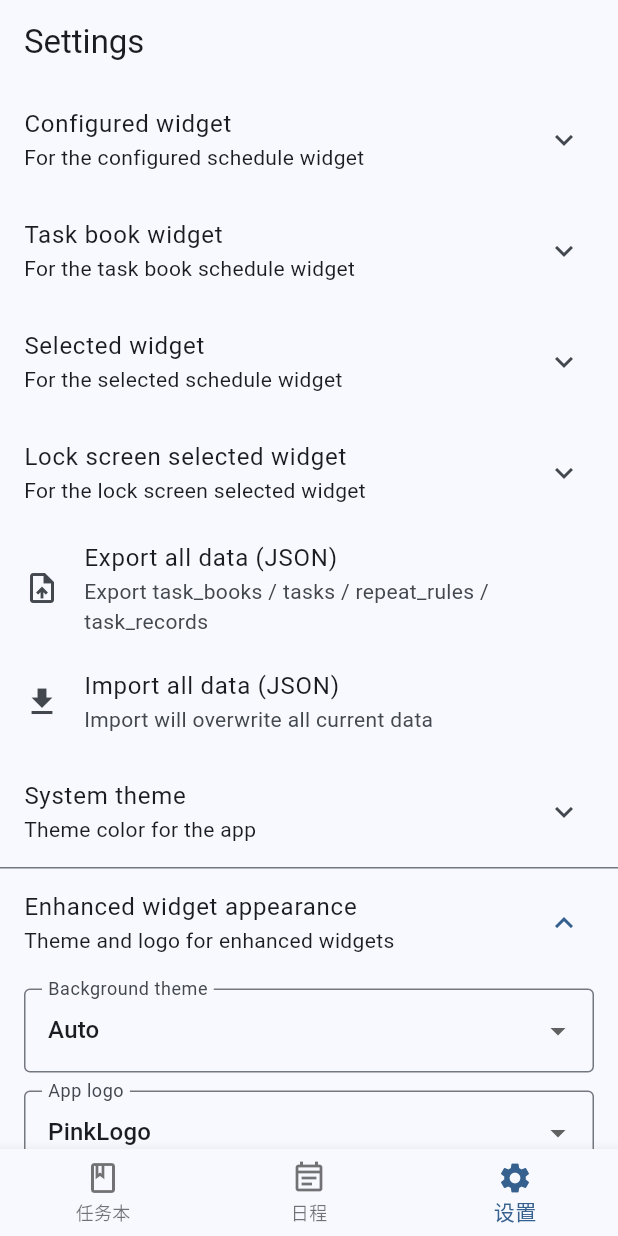
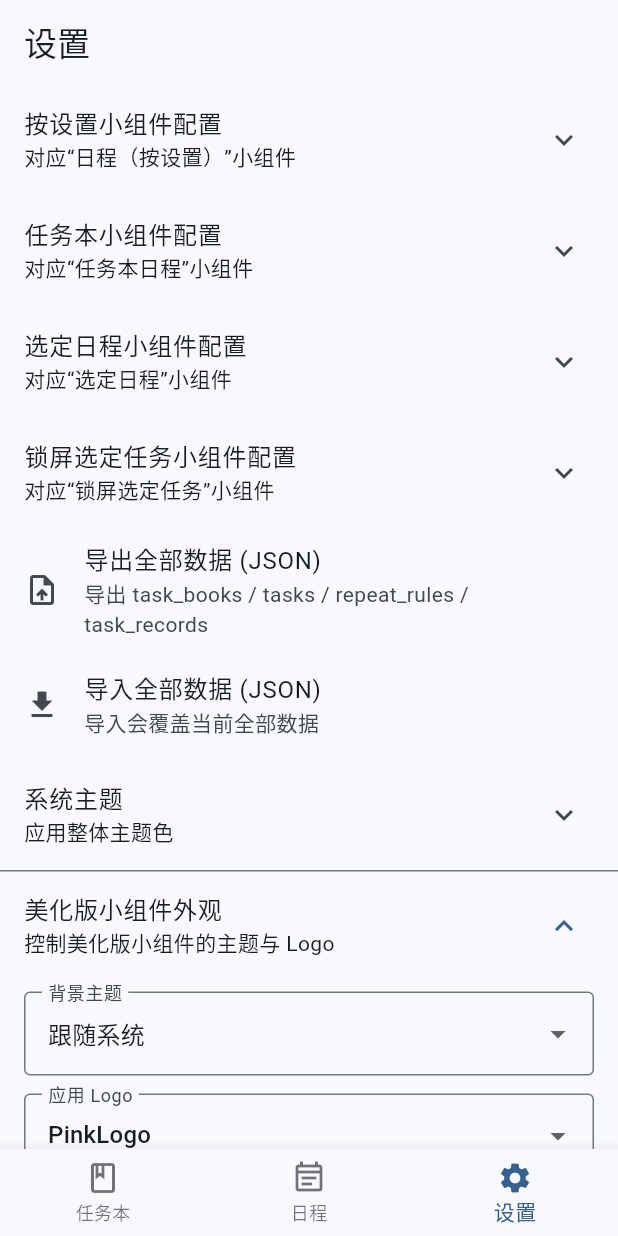
Before and after one commit to Allinist/Jios, a Flutter app: the screen it shows after launch, swiped to page 3, on a phone screen of 412 x 824 dp. Run offline on Flutter 3.47's test engine with Material 3 defaults, Android fonts, the phone set to English and light mode, and no system bars; our stand-ins replace shared_preferences, sqflite; accounts and stored records are empty.

```diff
--- a/lib/pages/settings/settingsPage.dart
+++ b/lib/pages/settings/settingsPage.dart
@@ -92,7 +92,7 @@ class _SettingsPageState extends State<SettingsPage> {
 
     if (!mounted) return;
     ScaffoldMessenger.of(context).showSnackBar(
-      const SnackBar(content: Text('Configured widget saved.')),
+      const SnackBar(content: Text('按设置小组件配置已保存')),
     );
   }
 
@@ -108,7 +108,7 @@ class _SettingsPageState extends State<SettingsPage> {
 
     if (!mounted) return;
     ScaffoldMessenger.of(context).showSnackBar(
-      const SnackBar(content: Text('Task book widget saved.')),
+      const SnackBar(content: Text('任务本小组件配置已保存')),
     );
   }
 
@@ -124,7 +124,7 @@ class _SettingsPageState extends State<SettingsPage> {
 
     if (!mounted) return;
     ScaffoldMessenger.of(context).showSnackBar(
-      const SnackBar(content: Text('Selected widget saved.')),
+      const SnackBar(content: Text('选定日程小组件配置已保存')),
     );
   }
 
@@ -140,7 +140,7 @@ class _SettingsPageState extends State<SettingsPage> {
 
     if (!mounted) return;
     ScaffoldMessenger.of(context).showSnackBar(
-      const SnackBar(content: Text('Lock screen widget saved.')),
+      const SnackBar(content: Text('锁屏选定任务小组件配置已保存')),
     );
   }
 
@@ -152,7 +152,7 @@ class _SettingsPageState extends State<SettingsPage> {
 
     if (!mounted) return;
     ScaffoldMessenger.of(context).showSnackBar(
-      const SnackBar(content: Text('Enhanced widget appearance saved.')),
+      const SnackBar(content: Text('美化版小组件外观已保存')),
     );
   }
 
@@ -161,14 +161,14 @@ class _SettingsPageState extends State<SettingsPage> {
 
     if (!mounted) return;
     ScaffoldMessenger.of(context).showSnackBar(
-      const SnackBar(content: Text('System theme saved.')),
+      const SnackBar(content: Text('系统主题已保存')),
     );
   }
 
   @override
   Widget build(BuildContext context) {
     return Scaffold(
-      appBar: AppBar(title: const Text('Settings')),
+      appBar: AppBar(title: const Text('设置')),
       body: ListView(
         children: [
           _buildConfiguredWidgetTile(),
@@ -177,16 +177,16 @@ class _SettingsPageState extends State<SettingsPage> {
           _buildLockSelectedWidgetTile(),
           ListTile(
             leading: const Icon(Icons.upload_file),
-            title: const Text('Export all data (JSON)'),
+            title: const Text('导出全部数据 (JSON)'),
             subtitle: const Text(
-              'Export task_books / tasks / repeat_rules / task_records',
+              '导出 task_books / tasks / repeat_rules / task_records',
             ),
             onTap: _busy ? null : _exportJson,
           ),
           ListTile(
             leading: const Icon(Icons.download),
-            title: const Text('Import all data (JSON)'),
-            subtitle: const Text('Import will overwrite all current data'),
+            title: const Text('导入全部数据 (JSON)'),
+            subtitle: const Text('导入会覆盖当前全部数据'),
             onTap: _busy ? null : _importJson,
           ),
           _buildSystemThemeTile(),
@@ -204,20 +204,20 @@ class _SettingsPageState extends State<SettingsPage> {
   Widget _buildConfiguredWidgetTile() {
     return ExpansionTile(
       key: const PageStorageKey<String>('settings_tile_configured_widget'),
-      title: const Text('Configured widget'),
-      subtitle: const Text('For the configured schedule widget'),
+      title: const Text('按设置小组件配置'),
+      subtitle: const Text('对应“日程（按设置）”小组件'),
       childrenPadding: const EdgeInsets.symmetric(horizontal: 16, vertical: 8),
       children: [
         DropdownButtonFormField<String>(
           initialValue: _configuredWidgetMode,
           decoration: const InputDecoration(
-            labelText: 'Display mode',
+            labelText: '显示模式',
             border: OutlineInputBorder(),
           ),
           items: const [
-            DropdownMenuItem(value: 'today', child: Text('Today')),
-            DropdownMenuItem(value: 'book', child: Text('Task book')),
-            DropdownMenuItem(value: 'selected', child: Text('Selected tasks')),
+            DropdownMenuItem(value: 'today', child: Text('今日日程')),
+            DropdownMenuItem(value: 'book', child: Text('指定任务本')),
+            DropdownMenuItem(value: 'selected', child: Text('指定任务')),
           ],
           onChanged: (value) {
             setState(() {
@@ -230,7 +230,7 @@ class _SettingsPageState extends State<SettingsPage> {
           DropdownButtonFormField<int?>(
             initialValue: _configuredWidgetTaskBookId,
             decoration: const InputDecoration(
-              labelText: 'Task book',
+              labelText: '任务本',
               border: OutlineInputBorder(),
             ),
             items: _books
@@ -252,14 +252,14 @@ class _SettingsPageState extends State<SettingsPage> {
             onPressed: () => _pickWidgetTasks(configured: true),
             icon: const Icon(Icons.checklist),
             label: Text(
-              '${_configuredWidgetTaskIds.length} selected, tap to edit',
+              '已选择 ${_configuredWidgetTaskIds.length} 个任务，点击修改',
             ),
           ),
         const SizedBox(height: 8),
         FilledButton.icon(
           onPressed: _saveConfiguredWidgetConfig,
           icon: const Icon(Icons.save),
-          label: const Text('Save configured widget'),
+          label: const Text('保存按设置小组件配置'),
         ),
       ],
     );
@@ -268,14 +268,14 @@ class _SettingsPageState extends State<SettingsPage> {
   Widget _buildBookWidgetTile() {
     return ExpansionTile(
       key: const PageStorageKey<String>('settings_tile_book_widget'),
-      title: const Text('Task book widget'),
-      subtitle: const Text('For the task book schedule widget'),
+      title: const Text('任务本小组件配置'),
+      subtitle: const Text('对应“任务本日程”小组件'),
       childrenPadding: const EdgeInsets.symmetric(horizontal: 16, vertical: 8),
       children: [
         DropdownButtonFormField<int?>(
           initialValue: _bookWidgetTaskBookId,
           decoration: const InputDecoration(
-            labelText: 'Task book',
+            labelText: '任务本',
             border: OutlineInputBorder(),
           ),
           items: _books
@@ -296,7 +296,7 @@ class _SettingsPageState extends State<SettingsPage> {
         FilledButton.icon(
           onPressed: _saveBookWidgetConfig,
           icon: const Icon(Icons.save),
-          label: const Text('Save task book widget'),
+          label: const Text('保存任务本小组件配置'),
         ),
       ],
     );
@@ -305,20 +305,20 @@ class _SettingsPageState extends State<SettingsPage> {
   Widget _buildSelectedWidgetTile() {
     return ExpansionTile(
       key: const PageStorageKey<String>('settings_tile_selected_widget'),
-      title: const Text('Selected widget'),
-      subtitle: const Text('For the selected schedule widget'),
+      title: const Text('选定日程小组件配置'),
+      subtitle: const Text('对应“选定日程”小组件'),
       childrenPadding: const EdgeInsets.symmetric(horizontal: 16, vertical: 8),
       children: [
         OutlinedButton.icon(
           onPressed: () => _pickWidgetTasks(configured: false),
           icon: const Icon(Icons.checklist),
-          label: Text('${_selectedWidgetTaskIds.length} selected, tap to edit'),
+          label: Text('已选择 ${_selectedWidgetTaskIds.length} 个任务，点击修改'),
         ),
         const SizedBox(height: 8),
         FilledButton.icon(
           onPressed: _saveSelectedWidgetConfig,
           icon: const Icon(Icons.save),
-          label: const Text('Save selected widget'),
+          label: const Text('保存选定日程小组件配置'),
         ),
       ],
     );
@@ -327,8 +327,8 @@ class _SettingsPageState extends State<SettingsPage> {
   Widget _buildLockSelectedWidgetTile() {
     return ExpansionTile(
       key: const PageStorageKey<String>('settings_tile_lock_selected_widget'),
-      title: const Text('Lock screen selected widget'),
-      subtitle: const Text('For the lock screen selected widget'),
+      title: const Text('锁屏选定任务小组件配置'),
+      subtitle: const Text('对应“锁屏选定任务”小组件'),
       childrenPadding: const EdgeInsets.symmetric(horizontal: 16, vertical: 8),
       children: [
         OutlinedButton.icon(
@@ -336,14 +336,14 @@ class _SettingsPageState extends State<SettingsPage> {
               _pickWidgetTasks(configured: false, lockSelected: true),
           icon: const Icon(Icons.checklist),
           label: Text(
-            '${_lockSelectedWidgetTaskIds.length} selected, tap to edit',
+            '已选择 ${_lockSelectedWidgetTaskIds.length} 个任务，点击修改',
           ),
         ),
         const SizedBox(height: 8),
         FilledButton.icon(
           onPressed: _saveLockSelectedWidgetConfig,
           icon: const Icon(Icons.save),
-          label: const Text('Save lock screen widget'),
+          label: const Text('保存锁屏选定任务配置'),
         ),
       ],
     );
@@ -352,24 +352,24 @@ class _SettingsPageState extends State<SettingsPage> {
   Widget _buildSystemThemeTile() {
     return ExpansionTile(
       key: const PageStorageKey<String>('settings_tile_system_theme'),
-      title: const Text('System theme'),
-      subtitle: const Text('Theme color for the app'),
+      title: const Text('系统主题'),
+      subtitle: const Text('应用整体主题色'),
       childrenPadding: const EdgeInsets.symmetric(horizontal: 16, vertical: 8),
       children: [
         DropdownButtonFormField<String>(
           initialValue: _systemTheme,
           decoration: const InputDecoration(
-            labelText: 'Theme palette',
+            labelText: '主题色系',
             border: OutlineInputBorder(),
           ),
           items: const [
             DropdownMenuItem(
               value: AppThemeService.themeBlue,
-              child: Text('Blue'),
+              child: Text('蓝色系'),
             ),
             DropdownMenuItem(
               value: AppThemeService.themePink,
-              child: Text('Pink'),
+              child: Text('粉色系'),
             ),
           ],
           onChanged: (value) {
@@ -382,7 +382,7 @@ class _SettingsPageState extends State<SettingsPage> {
         FilledButton.icon(
           onPressed: _saveSystemTheme,
           icon: const Icon(Icons.color_lens_outlined),
-          label: const Text('Save system theme'),
+          label: const Text('保存系统主题'),
         ),
       ],
     );
@@ -392,40 +392,40 @@ class _SettingsPageState extends State<SettingsPage> {
     return ExpansionTile(
       key: const PageStorageKey<String>('settings_tile_widget_appearance'),
       initiallyExpanded: true,
-      title: const Text('Enhanced widget appearance'),
-      subtitle: const Text('Theme and logo for enhanced widgets'),
+      title: const Text('美化版小组件外观'),
+      subtitle: const Text('控制美化版小组件的主题与 Logo'),
       childrenPadding: const EdgeInsets.symmetric(horizontal: 16, vertical: 8),
       children: [
         DropdownButtonFormField<String>(
           initialValue: _widgetAppearanceTheme,
           decoration: const InputDecoration(
-            labelText: 'Background theme',
+            labelText: '背景主题',
             border: OutlineInputBorder(),
           ),
           items: const [
             DropdownMenuItem(
               value: WidgetService.widgetThemeAuto,
-              child: Text('Auto'),
+              child: Text('跟随系统'),
             ),
             DropdownMenuItem(
               value: WidgetService.widgetThemeMistLight,
-              child: Text('Mist light'),
+              child: Text('浅雾白灰'),
             ),
             DropdownMenuItem(
               value: WidgetService.widgetThemeSlateBlue,
-              child: Text('Slate blue'),
+              child: Text('冷调蓝灰'),
             ),
             DropdownMenuItem(
               value: WidgetService.widgetThemeWarmSand,
-              child: Text('Warm sand'),
+              child: Text('暖调米灰'),
             ),
             DropdownMenuItem(
               value: WidgetService.widgetThemeRoseBlush,
-              child: Text('Pink'),
+              child: Text('粉色系'),
             ),
             DropdownMenuItem(
               value: WidgetService.widgetThemeNightGraphite,
-              child: Text('Night graphite'),
+              child: Text('夜雾深灰'),
             ),
           ],
           onChanged: (value) {
@@ -438,7 +438,7 @@ class _SettingsPageState extends State<SettingsPage> {
         DropdownButtonFormField<String>(
           initialValue: _appLogoVariant,
           decoration: const InputDecoration(
-            labelText: 'App logo',
+            labelText: '应用 Logo',
             border: OutlineInputBorder(),
           ),
           items: const [
@@ -461,7 +461,7 @@ class _SettingsPageState extends State<SettingsPage> {
         DropdownButtonFormField<String>(
           initialValue: _widgetLogoVariant,
           decoration: const InputDecoration(
-            labelText: 'Widget logo',
+            labelText: '小组件 Logo',
             border: OutlineInputBorder(),
           ),
           items: const [
@@ -484,7 +484,7 @@ class _SettingsPageState extends State<SettingsPage> {
         FilledButton.icon(
           onPressed: _saveWidgetAppearanceTheme,
           icon: const Icon(Icons.palette_outlined),
-          label: const Text('Save enhanced widget appearance'),
+          label: const Text('保存美化版小组件外观'),
         ),
       ],
     );
@@ -504,7 +504,7 @@ class _SettingsPageState extends State<SettingsPage> {
       context: context,
       builder: (context) => StatefulBuilder(
         builder: (context, setDialogState) => AlertDialog(
-          title: const Text('Select tasks'),
+          title: const Text('选择任务'),
           content: SizedBox(
             width: 520,
             child: ListView(
@@ -531,11 +531,11 @@ class _SettingsPageState extends State<SettingsPage> {
           actions: [
             TextButton(
               onPressed: () => Navigator.pop(context, false),
-              child: const Text('Cancel'),
+              child: const Text('取消'),
             ),
             FilledButton(
               onPressed: () => Navigator.pop(context, true),
-              child: const Text('Confirm'),
+              child: const Text('确定'),
             ),
           ],
         ),
@@ -569,7 +569,7 @@ class _SettingsPageState extends State<SettingsPage> {
         context: context,
         builder: (context) {
           return AlertDialog(
-            title: const Text('Export JSON'),
+            title: const Text('导出 JSON'),
             content: SizedBox(
               width: 560,
               child: SingleChildScrollView(
@@ -582,14 +582,14 @@ class _SettingsPageState extends State<SettingsPage> {
                   await Clipboard.setData(ClipboardData(text: jsonText));
                   if (!context.mounted) return;
                   ScaffoldMessenger.of(context).showSnackBar(
-                    const SnackBar(content: Text('Copied to clipboard.')),
+                    const SnackBar(content: Text('已复制到剪贴板')),
                   );
                 },
-                child: const Text('Copy'),
+                child: const Text('复制'),
               ),
               FilledButton(
                 onPressed: () => Navigator.pop(context),
-                child: const Text('Close'),
+                child: const Text('关闭'),
               ),
             ],
           );
@@ -598,7 +598,7 @@ class _SettingsPageState extends State<SettingsPage> {
     } catch (e) {
       if (!mounted) return;
       ScaffoldMessenger.of(context).showSnackBar(
-        SnackBar(content: Text('Export failed: $e')),
+        SnackBar(content: Text('导出失败: $e')),
       );
     } finally {
       if (mounted) {
@@ -616,7 +616,7 @@ class _SettingsPageState extends State<SettingsPage> {
       context: context,
       builder: (context) {
         return AlertDialog(
-          title: const Text('Import JSON'),
+          title: const Text('导入 JSON'),
           content: SizedBox(
             width: 560,
             child: TextField(
@@ -624,7 +624,7 @@ class _SettingsPageState extends State<SettingsPage> {
               minLines: 12,
               maxLines: 20,
               decoration: const InputDecoration(
-                hintText: 'Paste exported JSON here',
+                hintText: '请粘贴导出的 JSON 文本',
                 border: OutlineInputBorder(),
               ),
             ),
@@ -632,11 +632,11 @@ class _SettingsPageState extends State<SettingsPage> {
           actions: [
             TextButton(
               onPressed: () => Navigator.pop(context, false),
-              child: const Text('Cancel'),
+              child: const Text('取消'),
             ),
             FilledButton(
               onPressed: () => Navigator.pop(context, true),
-              child: const Text('Import'),
+              child: const Text('开始导入'),
             ),
           ],
         );
@@ -652,7 +652,7 @@ class _SettingsPageState extends State<SettingsPage> {
     if (jsonText.isEmpty) {
       if (!mounted) return;
       ScaffoldMessenger.of(context).showSnackBar(
-        const SnackBar(content: Text('Please enter JSON content.')),
+        const SnackBar(content: Text('请输入 JSON 内容')),
       );
       return;
     }
@@ -669,12 +669,12 @@ class _SettingsPageState extends State<SettingsPage> {
 
       if (!mounted) return;
       ScaffoldMessenger.of(context).showSnackBar(
-        const SnackBar(content: Text('Import completed and widget data refreshed.')),
+        const SnackBar(content: Text('导入成功，任务与小组件数据已刷新')),
       );
     } catch (e) {
       if (!mounted) return;
       ScaffoldMessenger.of(context).showSnackBar(
-        SnackBar(content: Text('Import failed: $e')),
+        SnackBar(content: Text('导入失败: $e')),
       );
     } finally {
       if (mounted) {
```
Also changed, not shown: 1 other file.
